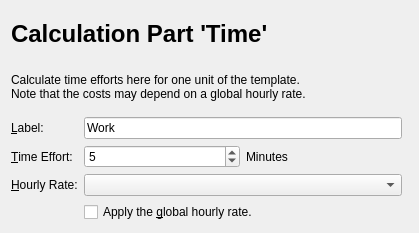
dragotin/kraft, file src/timepart.ui: the form before one commit.
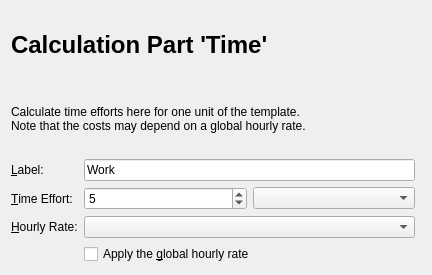
The form after the commit.

Commit message:
Time unit for time calculation.
The length of a calculation part can now be set in various
units: Minutes, Seconds or Hours.

Should fix #43

Patch:
```diff
--- a/src/timepart.ui
+++ b/src/timepart.ui
@@ -6,8 +6,8 @@
    <rect>
     <x>0</x>
     <y>0</y>
-    <width>419</width>
-    <height>233</height>
+    <width>432</width>
+    <height>275</height>
    </rect>
   </property>
   <property name="windowTitle">
@@ -91,14 +91,7 @@
         </widget>
        </item>
        <item>
-        <widget class="QLabel" name="textLabel4">
-         <property name="text">
-          <string>Minutes</string>
-         </property>
-         <property name="wordWrap">
-          <bool>false</bool>
-         </property>
-        </widget>
+        <widget class="QComboBox" name="_cbTimeUnit"/>
        </item>
       </layout>
      </item>
@@ -127,7 +120,7 @@
         </sizepolicy>
        </property>
        <property name="text">
-        <string>Apply the &amp;global hourly rate.</string>
+        <string>Apply the &amp;global hourly rate</string>
        </property>
       </widget>
      </item>
```
The commit also changes 9 other files.
